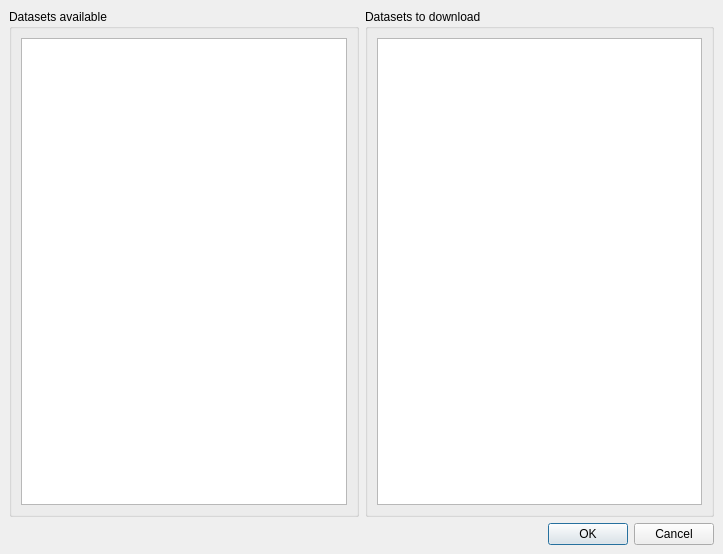
Qt form frds/gui/ui_components/ui_files/DataDownloadWindow.ui (mgao6767/frds) before a commit.
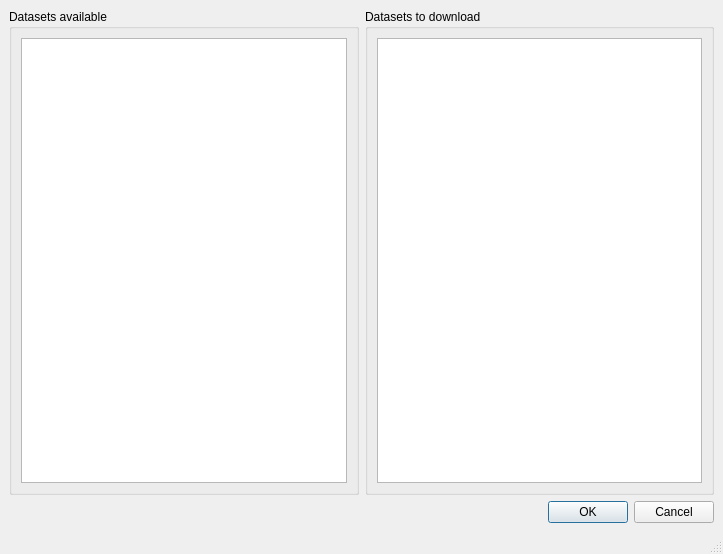
The same form after that commit.

Commit message: Visual indicators of downloading job status

```diff
--- a/frds/gui/ui_components/ui_files/DataDownloadWindow.ui
+++ b/frds/gui/ui_components/ui_files/DataDownloadWindow.ui
@@ -52,6 +52,7 @@
     </item>
    </layout>
   </widget>
+  <widget class="QStatusBar" name="statusBar"/>
  </widget>
  <resources/>
  <connections/>
```
The commit also changes 3 other files.
